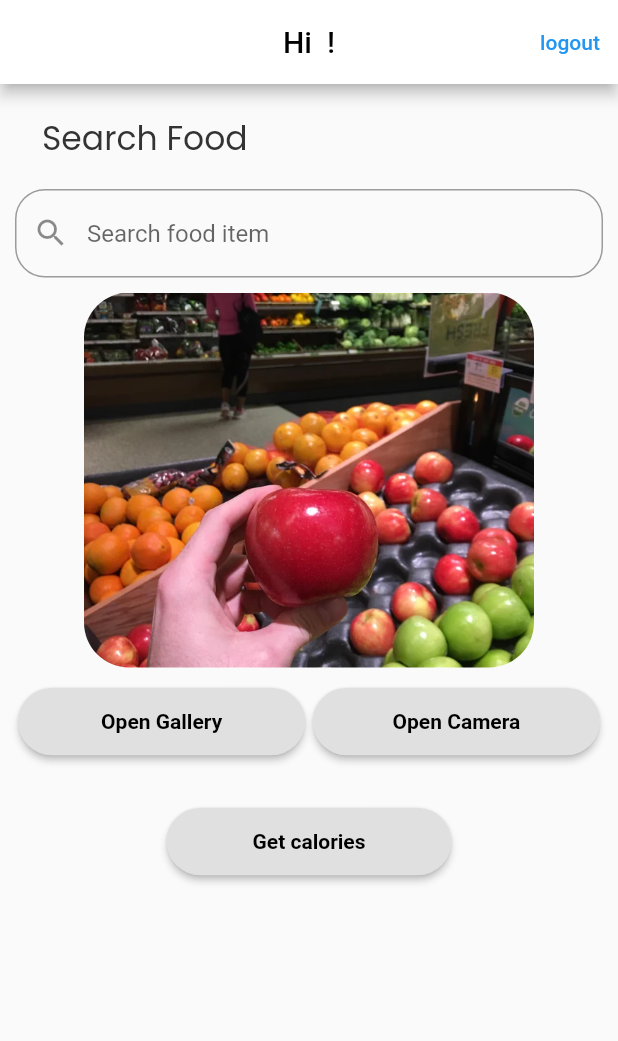
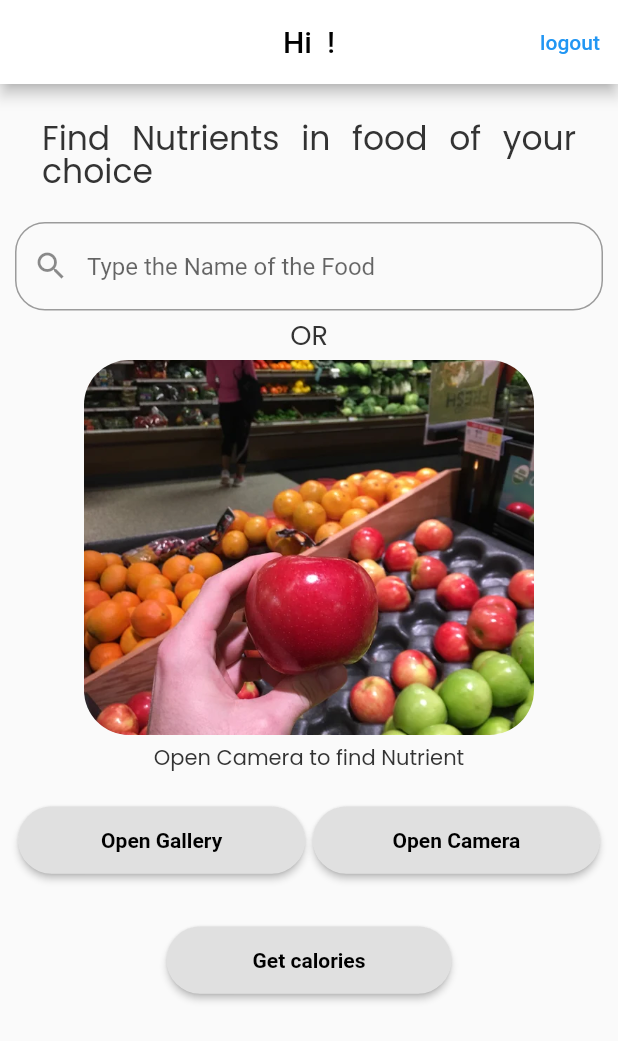
Before and after one commit to sakshamgarg/nutrient-calculator, a Flutter app: the screen it shows after launch, after a tap on "Sign In with Gmail", on a phone screen of 412 x 824 dp. Shown: the top 1041 px of the screen. Run offline on Flutter 3.47's test engine with Material 2 defaults, Android fonts, the phone set to English and light mode, and no system bars; drawn by our look-alikes of flutter_typeahead; our stand-ins replace animated_splash_screen, charts_flutter, firebase_auth, firebase_core, flutter_svg, font_awesome_flutter and 5 more; missing offline and left inert: dart:ffi, tflite_flutter, tflite_flutter_helper; accounts and stored records are empty; network calls fail; project files that could hold a hidden picture were left out.

Commit message:
Show final nutrients using nutritionix
Signed-off-by: sakshamgarg <sakshamgarg@nyu.edu>

```diff
--- a/lib/home.dart
+++ b/lib/home.dart
@@ -153,8 +153,8 @@ class _MyHomePageState extends State<MyHomePage> {
               child: Align(
                 alignment: Alignment.topLeft,
                 child: Text(
-                  'Search Food',
-                  textAlign: TextAlign.left,
+                  'Find Nutrients in food of your choice',
+                  textAlign: TextAlign.justify,
                   style: GoogleFonts.poppins(
                     textStyle: const TextStyle(
                       color: Color.fromRGBO(51, 51, 51, 1),
@@ -169,7 +169,7 @@ class _MyHomePageState extends State<MyHomePage> {
             ),
 
             Container(
-              padding: const EdgeInsets.fromLTRB(10, 10, 10, 10),
+              padding: const EdgeInsets.fromLTRB(10, 10, 10, 5),
               child: TypeAheadField<FoodFromApi?>(
                 hideSuggestionsOnKeyboardHide: false,
                 debounceDuration: const Duration(milliseconds: 500),
@@ -181,7 +181,7 @@ class _MyHomePageState extends State<MyHomePage> {
                       border: OutlineInputBorder(
                         borderRadius: BorderRadius.all(Radius.circular(20.0))
                       ),
-                      hintText: 'Search food item',
+                      hintText: 'Type the Name of the Food',
 
                     )
                 ),
@@ -209,6 +209,26 @@ class _MyHomePageState extends State<MyHomePage> {
                     Text('Selected food : ${food.name}')
                     ));
                 },
+              ),
+            ),
+
+            Padding(
+              padding: const EdgeInsets.fromLTRB(5, 5, 5, 5),
+              child: Align(
+                alignment: Alignment.center,
+                child: Text(
+                  'OR',
+                  textAlign: TextAlign.justify,
+                  style: GoogleFonts.poppins(
+                    textStyle: const TextStyle(
+                      color: Color.fromRGBO(51, 51, 51, 1),
+                      fontSize: 18,
+                      height: 1,
+                      letterSpacing: 0,
+                      fontWeight: FontWeight.normal,
+                    ),
+                  ),
+                ),
               ),
             ),
 
@@ -245,6 +265,26 @@ class _MyHomePageState extends State<MyHomePage> {
                       image: AssetImage('images/demoImage.png'),
                       fit: BoxFit.fitWidth
                   ),
+              ),
+            ),
+
+            Padding(
+              padding: const EdgeInsets.fromLTRB(10, 10, 10, 10),
+              child: Align(
+                alignment: Alignment.center,
+                child: Text(
+                  'Open Camera to find Nutrient',
+                  textAlign: TextAlign.justify,
+                  style: GoogleFonts.poppins(
+                    textStyle: const TextStyle(
+                      color: Color.fromRGBO(51, 51, 51, 1),
+                      fontSize: 14,
+                      height: 1,
+                      letterSpacing: 0,
+                      fontWeight: FontWeight.normal,
+                    ),
+                  ),
+                ),
               ),
             ),
 
--- a/lib/login.dart
+++ b/lib/login.dart
@@ -49,9 +49,9 @@ class _LoginPageState extends State<LoginPage> {
                       children: [
 
                         Padding(
-                          padding: const EdgeInsets.all(18.0),
+                          padding: const EdgeInsets.fromLTRB(20, 40, 20, 20),
                           child: Text(
-                            'Good Nutrition',
+                            'Nutrient calculator',
                             textAlign: TextAlign.left,
                             style: GoogleFonts.poppins(
                               textStyle: TextStyle(
@@ -65,7 +65,23 @@ class _LoginPageState extends State<LoginPage> {
                           ),
                         ),
                         Padding(
-                          padding: const EdgeInsets.only(top: 188.0),
+                          padding: const EdgeInsets.fromLTRB(10, 50, 10, 10),
+                          child: Text(
+                            "With your help, this app will find the nutritional content of your meals. Let's get started",
+                            textAlign: TextAlign.justify,
+                            style: GoogleFonts.poppins(
+                              textStyle: TextStyle(
+                                color: Color.fromRGBO(62, 66, 58, 1),
+                                fontSize: 16,
+                                height: 1,
+                                letterSpacing: 0,
+                                fontWeight: FontWeight.normal,
+                              ),
+                            ),
+                          ),
+                        ),
+                        Padding(
+                          padding: const EdgeInsets.only(top: 80.0),
                           child: Center(
                             child: ElevatedButton.icon(
                               label: Text(
@@ -85,7 +101,7 @@ class _LoginPageState extends State<LoginPage> {
                                 minimumSize: Size(190, 45),
                               ),
                               onPressed: () async {
-                                // await GoogleSignInProvider().googleLogin();
+                                await GoogleSignInProvider().googleLogin();
                                 // final provider =
                                 // Provider.of<GoogleSignInProvider>(context, listen: false);
                                 // provider.googleLogin();
--- a/lib/model/food.dart
+++ b/lib/model/food.dart
@@ -1,19 +1,19 @@
 import 'dart:ffi';
 
-class Food {
+class FoodDetails {
   final String foodClass;
   final double volume;
 
-  const Food({
+  const FoodDetails({
     required this.foodClass,
     required this.volume
   });
 
-  Food copy({
+  FoodDetails copy({
     String? foodClass,
     double? volume,
   }) =>
-      Food(
+      FoodDetails(
         foodClass: foodClass ?? this.foodClass,
         volume: volume ?? this.volume,
       );
@@ -21,7 +21,7 @@ class Food {
   @override
   bool operator ==(Object other) =>
       identical(this, other) ||
-          other is Food &&
+          other is FoodDetails &&
               runtimeType == other.runtimeType &&
               foodClass == other.foodClass &&
               volume == other.volume;
--- /dev/null
+++ b/lib/showResult.dart
@@ -0,0 +1,464 @@
+import 'dart:async';
+import 'dart:convert';
+import 'package:flutter/material.dart';
+import 'package:http/http.dart' as http;
+import 'dart:io';
+import 'package:google_fonts/google_fonts.dart';
+
+
+/*  ----------------------     */
+
+// To parse this JSON data, do
+//
+//     final foodNutrients = foodNutrientsFromJson(jsonString);
+
+// FoodNutrients foodNutrientsFromJson(String str) => FoodNutrients.fromJson(json.decode(str));
+
+String foodNutrientsToJson(FoodNutrients data) => json.encode(data.toJson());
+
+class FoodNutrients {
+  FoodNutrients({
+    required this.foods,
+  });
+
+  List<Food> foods;
+
+  factory FoodNutrients.fromJson(Map<String, dynamic> json) => FoodNutrients(
+    foods: List<Food>.from(json["foods"].map((x) => Food.fromJson(x))),
+  );
+
+  Map<String, dynamic> toJson() => {
+    "foods": List<dynamic>.from(foods.map((x) => x.toJson())),
+  };
+}
+
+class Food {
+  Food({
+    required this.foodName,
+    this.brandName,
+    required this.servingQty,
+    required this.servingUnit,
+    required this.servingWeightGrams,
+    required this.nfCalories,
+    required this.nfTotalFat,
+    required this.nfSaturatedFat,
+    required this.nfCholesterol,
+    required this.nfSodium,
+    required this.nfTotalCarbohydrate,
+    required this.nfDietaryFiber,
+    required this.nfSugars,
+    required this.nfProtein,
+    required this.nfPotassium,
+    required this.nfP,
+    required this.fullNutrients,
+    this.nixBrandName,
+    this.nixBrandId,
+    this.nixItemName,
+    this.nixItemId,
+    this.upc,
+    required this.consumedAt,
+    required this.metadata,
+    required this.source,
+    required this.ndbNo,
+    required this.tags,
+    required this.altMeasures,
+    this.lat,
+    this.lng,
+    required this.mealType,
+    required this.photo,
+    this.subRecipe,
+    this.classCode,
+    this.brickCode,
+    this.tagId,
+  });
+
+  String foodName;
+  dynamic brandName;
+  int servingQty;
+  String servingUnit;
+  double servingWeightGrams;
+  double nfCalories;
+  double nfTotalFat;
+  double nfSaturatedFat;
+  double nfCholesterol;
+  double nfSodium;
+  double nfTotalCarbohydrate;
+  double nfDietaryFiber;
+  double nfSugars;
+  double nfProtein;
+  double nfPotassium;
+  double nfP;
+  List<FullNutrient> fullNutrients;
+  dynamic nixBrandName;
+  dynamic nixBrandId;
+  dynamic nixItemName;
+  dynamic nixItemId;
+  dynamic upc;
+  DateTime consumedAt;
+  Metadata metadata;
+  int source;
+  int ndbNo;
+  Tags tags;
+  List<AltMeasure> altMeasures;
+  dynamic lat;
+  dynamic lng;
+  int mealType;
+  Photo photo;
+  dynamic subRecipe;
+  dynamic classCode;
+  dynamic brickCode;
+  dynamic tagId;
+
+  factory Food.fromJson(Map<String, dynamic> json) => Food(
+    foodName: json["food_name"],
+    brandName: json["brand_name"],
+    servingQty: json["serving_qty"],
+    servingUnit: json["serving_unit"],
+    servingWeightGrams: json["serving_weight_grams"].toDouble(),
+    nfCalories: json["nf_calories"].toDouble(),
+    nfTotalFat: json["nf_total_fat"].toDouble(),
+    nfSaturatedFat: json["nf_saturated_fat"].toDouble(),
+    nfCholesterol: json["nf_cholesterol"].toDouble(),
+    nfSodium: json["nf_sodium"].toDouble(),
+    nfTotalCarbohydrate: json["nf_total_carbohydrate"].toDouble(),
+    nfDietaryFiber: json["nf_dietary_fiber"].toDouble(),
+    nfSugars: json["nf_sugars"].toDouble(),
+    nfProtein: json["nf_protein"].toDouble(),
+    nfPotassium: json["nf_potassium"].toDouble(),
+    nfP: json["nf_p"].toDouble(),
+    fullNutrients: List<FullNutrient>.from(json["full_nutrients"].map((x) => FullNutrient.fromJson(x))),
+    nixBrandName: json["nix_brand_name"],
+    nixBrandId: json["nix_brand_id"],
+    nixItemName: json["nix_item_name"],
+    nixItemId: json["nix_item_id"],
+    upc: json["upc"],
+    consumedAt: DateTime.parse(json["consumed_at"]),
+    metadata: Metadata.fromJson(json["metadata"]),
+    source: json["source"],
+    ndbNo: json["ndb_no"],
+    tags: Tags.fromJson(json["tags"]),
+    altMeasures: List<AltMeasure>.from(json["alt_measures"].map((x) => AltMeasure.fromJson(x))),
+    lat: json["lat"],
+    lng: json["lng"],
+    mealType: json["meal_type"],
+    photo: Photo.fromJson(json["photo"]),
+    subRecipe: json["sub_recipe"],
+    classCode: json["class_code"],
+    brickCode: json["brick_code"],
+    tagId: json["tag_id"],
+  );
+
+  Map<String, dynamic> toJson() => {
+    "food_name": foodName,
+    "brand_name": brandName,
+    "serving_qty": servingQty,
+    "serving_unit": servingUnit,
+    "serving_weight_grams": servingWeightGrams,
+    "nf_calories": nfCalories,
+    "nf_total_fat": nfTotalFat,
+    "nf_saturated_fat": nfSaturatedFat,
+    "nf_cholesterol": nfCholesterol,
+    "nf_sodium": nfSodium,
+    "nf_total_carbohydrate": nfTotalCarbohydrate,
+    "nf_dietary_fiber": nfDietaryFiber,
+    "nf_sugars": nfSugars,
+    "nf_protein": nfProtein,
+    "nf_potassium": nfPotassium,
+    "nf_p": nfP,
+    "full_nutrients": List<dynamic>.from(fullNutrients.map((x) => x.toJson())),
+    "nix_brand_name": nixBrandName,
+    "nix_brand_id": nixBrandId,
+    "nix_item_name": nixItemName,
+    "nix_item_id": nixItemId,
+    "upc": upc,
+    "consumed_at": consumedAt.toIso8601String(),
+    "metadata": metadata.toJson(),
+    "source": source,
+    "ndb_no": ndbNo,
+    "tags": tags.toJson(),
+    "alt_measures": List<dynamic>.from(altMeasures.map((x) => x.toJson())),
+    "lat": lat,
+    "lng": lng,
+    "meal_type": mealType,
+    "photo": photo.toJson(),
+    "sub_recipe": subRecipe,
+    "class_code": classCode,
+    "brick_code": brickCode,
+    "tag_id": tagId,
+  };
+}
+
+class AltMeasure {
+  AltMeasure({
+    required this.servingWeight,
+    required this.measure,
+    required this.seq,
+    required this.qty,
+  });
+
+  double servingWeight;
+  String measure;
+  var seq;
+  int qty;
+
+  factory AltMeasure.fromJson(Map<String, dynamic> json) => AltMeasure(
+    servingWeight: json["serving_weight"].toDouble(),
+    measure: json["measure"],
+    seq: json["seq"] == null ? null : json["seq"],
+    qty: json["qty"],
+  );
+
+  Map<String, dynamic> toJson() => {
+    "serving_weight": servingWeight,
+    "measure": measure,
+    "seq": seq == null ? null : seq,
+    "qty": qty,
+  };
+}
+
+class FullNutrient {
+  FullNutrient({
+    required this.attrId,
+    required this.value,
+  });
+
+  int attrId;
+  double value;
+
+  factory FullNutrient.fromJson(Map<String, dynamic> json) => FullNutrient(
+    attrId: json["attr_id"],
+    value: json["value"].toDouble(),
+  );
+
+  Map<String, dynamic> toJson() => {
+    "attr_id": attrId,
+    "value": value,
+  };
+}
+
+class Metadata {
+  Metadata({
+    required this.isRawFood,
+  });
+
+  bool isRawFood;
+
+  factory Metadata.fromJson(Map<String, dynamic> json) => Metadata(
+    isRawFood: json["is_raw_food"],
+  );
+
+  Map<String, dynamic> toJson() => {
+    "is_raw_food": isRawFood,
+  };
+}
+
+class Photo {
+  Photo({
+    required this.thumb,
+    required this.highres,
+    required this.isUserUploaded,
+  });
+
+  String thumb;
+  String highres;
+  bool isUserUploaded;
+
+  factory Photo.fromJson(Map<String, dynamic> json) => Photo(
+    thumb: json["thumb"],
+    highres: json["highres"],
+    isUserUploaded: json["is_user_uploaded"],
+  );
+
+  Map<String, dynamic> toJson() => {
+    "thumb": thumb,
+    "highres": highres,
+    "is_user_uploaded": isUserUploaded,
+  };
+}
+
+class Tags {
+  Tags({
+    required this.item,
+    this.measure,
+    required this.quantity,
+    required this.foodGroup,
+    required this.tagId,
+  });
+
+  String item;
+  dynamic measure;
+  String quantity;
+  int foodGroup;
+  int tagId;
+
+  factory Tags.fromJson(Map<String, dynamic> json) => Tags(
+    item: json["item"],
+    measure: json["measure"],
+    quantity: json["quantity"],
+    foodGroup: json["food_group"],
+    tagId: json["tag_id"],
+  );
+
+  Map<String, dynamic> toJson() => {
+    "item": item,
+    "measure": measure,
+    "quantity": quantity,
+    "food_group": foodGroup,
+    "tag_id": tagId,
+  };
+}
+
+
+/*  ----------------------    */
+
+
+Future<FoodNutrients> fetchNutrients(var query) async {
+  // final response = await http
+  //     .get(Uri.parse('https://api.nutritionix.com/v1_1/search/cheddar%20cheese?fields=item_name%2Citem_id%2Cbrand_name%2Cnf_calories%2Cnf_total_fat&appId=[2ee6074c]&appKey=[878305796a4ab0c04af76d89c942f619]'));
+  print("FINAL FOOD CLASS IS:");
+  print(query.toString());
+  query ??= "for breakfast i ate 2 eggs, bacon, and french toast"; // Testing for null
+  Map queryData = {
+    "query": query.toString(),
+    "timezone": "US/Eastern"
+  };
+  var queryBody = json.encode(queryData);
+  final response = await http.
+  post(Uri.parse('https://trackapi.nutritionix.com/v2/natural/nutrients'),
+      headers: {'Content-type': 'application/json', 'x-app-id':'2ee6074c','x-app-key':'347814e92761f830d05ee2787cbf1db2'},
+      body: queryBody);
+  // print(response);
+  if (response.statusCode == 200) {
+    // If the server did return a 200 OK response,
+    // then parse the JSON.
+    // return Album.fromJson(jsonDecode(response.body));
+    return FoodNutrients.fromJson(json.decode(response.body));
+    // return Album.fromJson(json.decode(response.body));
+  } else {
+    // If the server did not return a 200 OK response,
+    // then throw an exception.
+    throw Exception('Failed to load album');
+  }
+}
+
+
+class ShowResult extends StatefulWidget {
+  final File? foodImage;
+  final String foodName;
+
+  ShowResult({Key? key, required this.foodImage, required this.foodName}) : super(key: key);
+
+  @override
+  State<ShowResult> createState() => _ShowResultState();
+}
+
+class _ShowResultState extends State<ShowResult> {
+  late Future<FoodNutrients> futureNutrients;
+
+
+  @override
+  void initState() {
+    // TODO: implement initState
+    super.initState();
+    print("RECEIVED LABEL");
+    print(widget.foodName);
+    futureNutrients = fetchNutrients(widget.foodName);
+  }
+
+  @override
+  Widget build(BuildContext context) {
+    return Scaffold(
+      appBar: AppBar(
+        title: Text(
+          'Food Nutrients',
+          style: TextStyle(
+            color: Colors.black,
+          ),
+        ),
+        centerTitle: true,
+        backgroundColor: Colors.white,
+      ),
+      body: SingleChildScrollView(
+        child: Center(
+          child: Column(
+            children: [
+              // Display the result
+              widget.foodImage != null ?
+              Container(
+                width: MediaQuery.of(context).size.width,
+                height: MediaQuery.of(context).size.height/2,
+                decoration: BoxDecoration(
+                  // image: DecorationImage(
+                  // image: Image.file(widget.foodImage!),
+                  // fit: BoxFit.fitWidth
+                  // )
+                ),
+                child: Image.file(widget.foodImage!),
+              ) :
+              Container(
+                width: MediaQuery.of(context).size.width,
+                height: MediaQuery.of(context).size.height/2,
+                decoration: BoxDecoration(
+                    image: DecorationImage(
+                        image: AssetImage('images/demoImage.png'),
+                        fit: BoxFit.fitWidth
+                    )
+                ),
+                // child: Image.asset('images/demoImage.png'),
+              ),
+              Container(
+                width: MediaQuery.of(context).size.width,
+                height: MediaQuery.of(context).size.height/2,
+                decoration: BoxDecoration(
+                  borderRadius : BorderRadius.only(
+                    topLeft: Radius.circular(30),
+                    topRight: Radius.circular(30),
+                    bottomLeft: Radius.circular(30),
+                    bottomRight: Radius.circular(30),
+                  ),
+                  // color : Color.fromRGBO(255, 255, 255, 1),
+                  color: Colors.grey[300],
+                ),
+                child: Center(
+                  child: Column(
+                    // mainAxisAlignment: MainAxisAlignment.spaceEvenly,
+                    children: [
+                      Padding(
+                        padding: const EdgeInsets.fromLTRB(10, 30, 10, 10),
+                        child: FutureBuilder<FoodNutrients>(future: futureNutrients, builder: (context, snapshot){
+                          if (snapshot.hasData){
+                            return Text(
+                                "Food name : ${snapshot.data!.foods[0].foodName}\n\n"
+                                    "Calorie : ${snapshot.data!.foods[0].nfCalories}\n"
+                                    "Total Fat : ${snapshot.data!.foods[0].nfTotalFat.toString()}\n"
+                                    "Protein : ${snapshot.data!.foods[0].nfProtein.toString()}\n"
+                                "Carbs : ${snapshot.data!.foods[0].nfTotalCarbohydrate.toString()}\n"
+                                "Fibre : ${snapshot.data!.foods[0].nfDietaryFiber.toString()}\n"
+                                "Sugar : ${snapshot.data!.foods[0].nfSugars.toString()}\n",
+                                style: GoogleFonts.poppins(
+                                    textStyle: const TextStyle(
+                                      color: Color.fromRGBO(51, 51, 51, 1),
+                                      fontSize: 22,
+                                      height: 1,
+                                      letterSpacing: 0,
+                                      fontWeight: FontWeight.normal,)
+                                )
+                            );
+                          } else if (snapshot.hasError){
+                            return Text('${snapshot.error}');
+                          }
+                          return const CircularProgressIndicator();
+                        }),
+                      ),
+                    ],
+                  ),
+
+                ),
+              ),
+            ],
+          ),
+        ),
+      ),
+    );
+  }
+}
```
Also changed, not shown: lib/confirmClasses.dart (+16 -9 lines), lib/data/foodexample.dart (+5 -5 lines).
